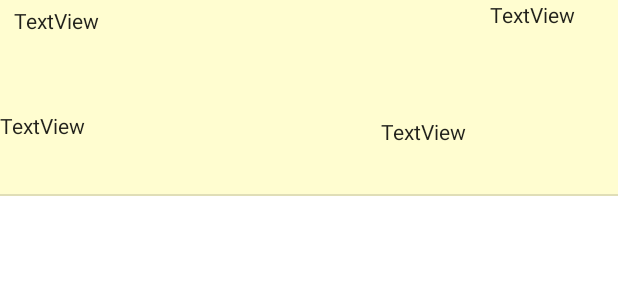
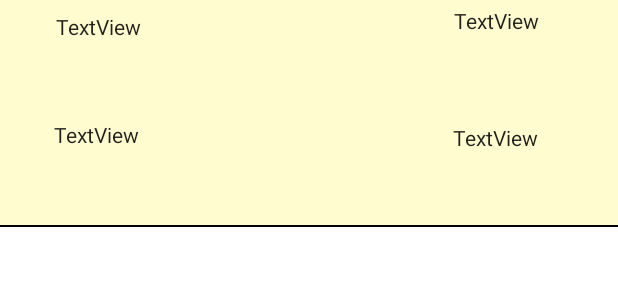
Before and after one commit to Bhalooaayabhago/College-Predictor-ex, an Android app: the layout entrylook.xml on its own in the app's theme, with its tools: preview values and no code run, on a phone screen of 412 x 824 dp. Shown: the top 300 px of the screen. Run offline under Robolectric (Android 15) with nearby library versions, the phone set to English and light mode, and no system bars.

Commit message:
EX(College_predictor)1

```diff
--- a/app/src/main/res/layout/activity_barc.xml
+++ b/app/src/main/res/layout/activity_barc.xml
@@ -4,17 +4,18 @@
     xmlns:tools="http://schemas.android.com/tools"
     android:layout_width="match_parent"
     android:layout_height="match_parent"
-    android:background="@color/xyz"
+    android:background="@color/white"
     tools:context=".Barc">
 
     <com.robinhood.ticker.TickerView
         android:id="@+id/tickerView"
-        android:layout_width="273dp"
-        android:layout_height="0dp"
+        android:layout_width="271dp"
+        android:layout_height="61dp"
         android:layout_marginTop="16dp"
-        android:layout_marginBottom="0dp"
+        android:textColor="@color/black"
         app:layout_constraintBottom_toTopOf="@+id/chart"
         app:layout_constraintEnd_toEndOf="parent"
+        app:layout_constraintHorizontal_bias="0.496"
         app:layout_constraintStart_toStartOf="parent"
         app:layout_constraintTop_toTopOf="parent"
         app:layout_constraintVertical_bias="1.0" />
@@ -23,7 +24,9 @@
         android:id="@+id/chart"
         android:layout_width="match_parent"
         android:layout_height="500dp"
+        android:layout_marginBottom="96dp"
         app:layout_constraintBottom_toBottomOf="parent"
         app:layout_constraintEnd_toEndOf="parent"
+        app:layout_constraintHorizontal_bias="0.0"
         app:layout_constraintStart_toStartOf="parent" />
 </androidx.constraintlayout.widget.ConstraintLayout>
--- a/app/src/main/res/layout/entrylook.xml
+++ b/app/src/main/res/layout/entrylook.xml
@@ -9,19 +9,21 @@
 
     <TextView
         android:id="@+id/text_college"
-        android:layout_width="308dp"
-        android:layout_height="70dp"
-        android:layout_marginTop="4dp"
+        android:layout_width="217dp"
+        android:layout_height="72dp"
+        android:layout_marginTop="8dp"
         android:text="TextView"
         android:textAppearance="@style/TextAppearance.AppCompat.Body1"
         app:layout_constraintEnd_toStartOf="@+id/text_package"
+        app:layout_constraintHorizontal_bias="0.434"
         app:layout_constraintStart_toStartOf="parent"
         app:layout_constraintTop_toTopOf="parent" />
 
     <TextView
         android:id="@+id/text_branch"
-        android:layout_width="248dp"
-        android:layout_height="55dp"
+        android:layout_width="214dp"
+        android:layout_height="70dp"
+        android:layout_marginStart="36dp"
         android:text="TextView"
         android:textAppearance="@style/TextAppearance.AppCompat.Body1"
         app:layout_constraintStart_toStartOf="parent"
@@ -29,10 +31,11 @@
 
     <TextView
         android:id="@+id/text_package"
-        android:layout_width="85dp"
-        android:layout_height="78dp"
+        android:layout_width="109dp"
+        android:layout_height="74dp"
         android:text="TextView"
         android:textAppearance="@style/TextAppearance.AppCompat.Body1"
+        app:layout_constraintBottom_toTopOf="@+id/text_rank"
         app:layout_constraintEnd_toEndOf="parent"
         app:layout_constraintTop_toTopOf="parent" />
 
@@ -40,18 +43,20 @@
         android:id="@+id/divider"
         android:layout_width="match_parent"
         android:layout_height="1dp"
-        android:background="?android:attr/listDivider"
+        android:background="@color/black"
         app:layout_constraintStart_toStartOf="parent"
         app:layout_constraintTop_toBottomOf="@+id/text_branch" />
 
     <TextView
         android:id="@+id/text_rank"
-        android:layout_width="152dp"
-        android:layout_height="46dp"
+        android:layout_width="108dp"
+        android:layout_height="69dp"
+        android:layout_marginStart="33dp"
         android:text="TextView"
         android:textAppearance="@style/TextAppearance.AppCompat.Body1"
+        app:layout_constraintBottom_toBottomOf="parent"
         app:layout_constraintEnd_toEndOf="parent"
-        app:layout_constraintStart_toEndOf="@+id/text_branch"
-        app:layout_constraintTop_toBottomOf="@+id/text_package" />
+        app:layout_constraintHorizontal_bias="0.895"
+        app:layout_constraintStart_toEndOf="@+id/text_branch" />
 
 </androidx.constraintlayout.widget.ConstraintLayout>
```
